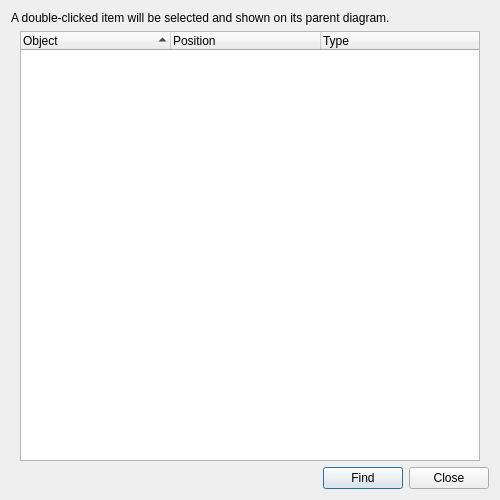
This is UI/glitch-find-objects.ui in textbrowser/glitch as Qt 5 draws it before an edit. The edited form follows.
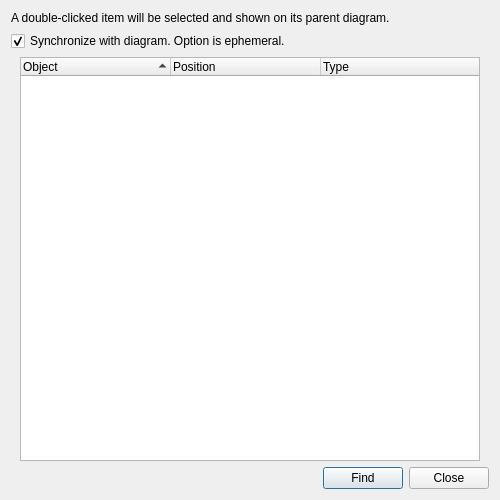
This is the edited form. Icons and pictures are not drawn. Custom widgets are drawn as their Qt base class.

The edit to the form file:
```diff
--- a/UI/glitch-find-objects.ui
+++ b/UI/glitch-find-objects.ui
@@ -28,6 +28,16 @@
      </property>
     </widget>
    </item>
+   <item>
+    <widget class="QCheckBox" name="synchronize">
+     <property name="text">
+      <string>Synchronize with diagram. Option is ephemeral.</string>
+     </property>
+     <property name="checked">
+      <bool>true</bool>
+     </property>
+    </widget>
+   </item>
    <item>
     <widget class="QFrame" name="frame">
      <layout class="QVBoxLayout" name="verticalLayout_4">
```
Left out of the diff: 1 changed line with no effect on the pictures.
